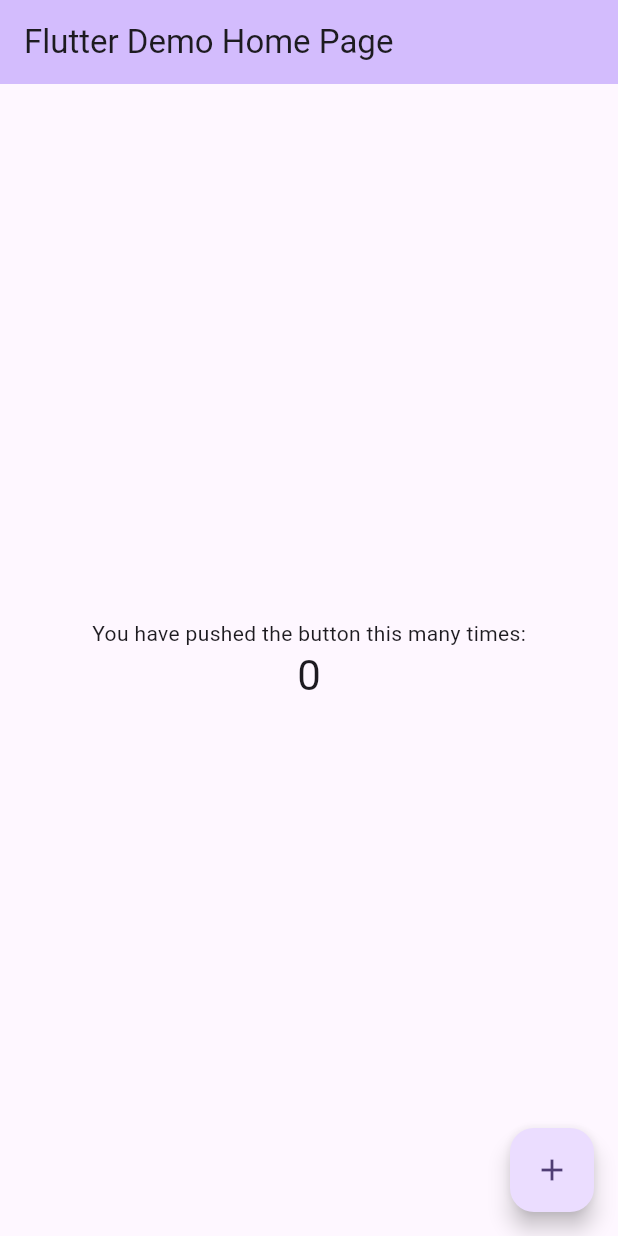
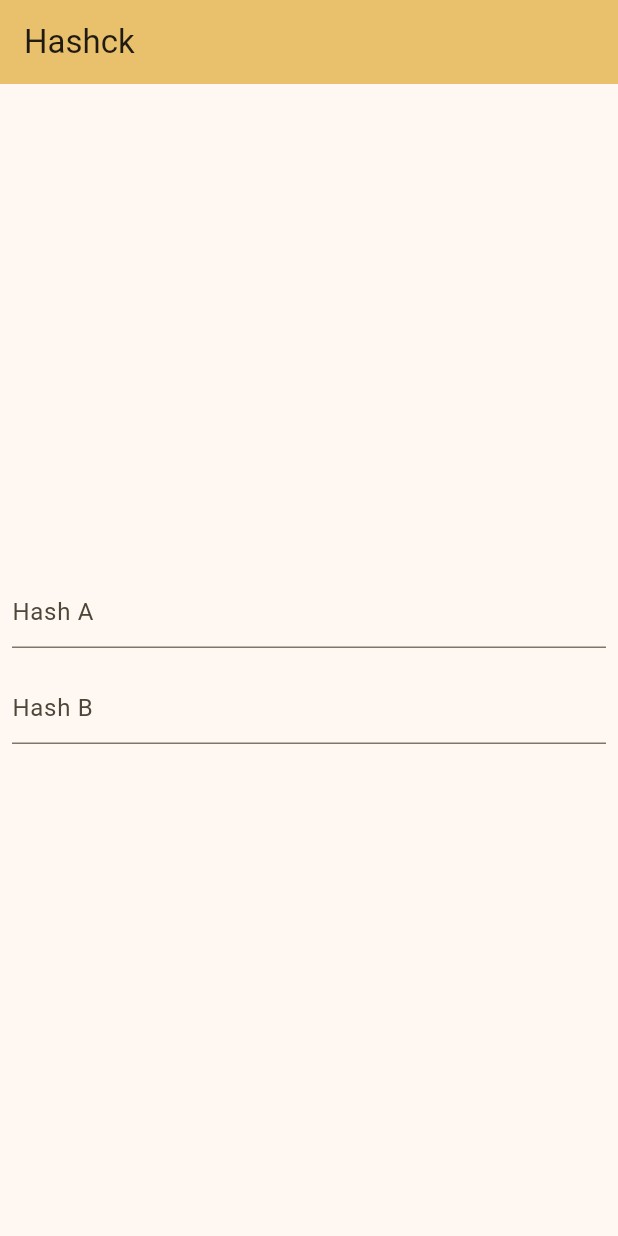
Before and after one commit to nanovad/hshck, a Flutter app: the screen it shows after launch, on a phone screen of 412 x 824 dp. Run offline on Flutter 3.47's test engine with Material 2 defaults, Android fonts, the phone set to English and light mode, and no system bars.

Commit message:
Brand as Hshck, add TextFields

```diff
--- a/lib/main.dart
+++ b/lib/main.dart
@@ -7,46 +7,21 @@
 class MyApp extends StatelessWidget {
   const MyApp({super.key});
 
-  // This widget is the root of your application.
   @override
   Widget build(BuildContext context) {
     return MaterialApp(
-      title: 'Flutter Demo',
+      title: 'Hshck',
       theme: ThemeData(
-        // This is the theme of your application.
-        //
-        // TRY THIS: Try running your application with "flutter run". You'll see
-        // the application has a blue toolbar. Then, without quitting the app,
-        // try changing the seedColor in the colorScheme below to Colors.green
-        // and then invoke "hot reload" (save your changes or press the "hot
-        // reload" button in a Flutter-supported IDE, or press "r" if you used
-        // the command line to start the app).
-        //
-        // Notice that the counter didn't reset back to zero; the application
-        // state is not lost during the reload. To reset the state, use hot
-        // restart instead.
-        //
-        // This works for code too, not just values: Most code changes can be
-        // tested with just a hot reload.
-        colorScheme: ColorScheme.fromSeed(seedColor: Colors.deepPurple),
+        colorScheme: ColorScheme.fromSeed(seedColor: Colors.amber),
         useMaterial3: true,
       ),
-      home: const MyHomePage(title: 'Flutter Demo Home Page'),
+      home: const MyHomePage(title: 'Hashck'),
     );
   }
 }
 
 class MyHomePage extends StatefulWidget {
   const MyHomePage({super.key, required this.title});
-
-  // This widget is the home page of your application. It is stateful, meaning
-  // that it has a State object (defined below) that contains fields that affect
-  // how it looks.
-
-  // This class is the configuration for the state. It holds the values (in this
-  // case the title) provided by the parent (in this case the App widget) and
-  // used by the build method of the State. Fields in a Widget subclass are
-  // always marked "final".
 
   final String title;
 
@@ -55,71 +30,33 @@
 }
 
 class _MyHomePageState extends State<MyHomePage> {
-  int _counter = 0;
-
-  void _incrementCounter() {
-    setState(() {
-      // This call to setState tells the Flutter framework that something has
-      // changed in this State, which causes it to rerun the build method below
-      // so that the display can reflect the updated values. If we changed
-      // _counter without calling setState(), then the build method would not be
-      // called again, and so nothing would appear to happen.
-      _counter++;
-    });
-  }
-
   @override
   Widget build(BuildContext context) {
-    // This method is rerun every time setState is called, for instance as done
-    // by the _incrementCounter method above.
-    //
-    // The Flutter framework has been optimized to make rerunning build methods
-    // fast, so that you can just rebuild anything that needs updating rather
-    // than having to individually change instances of widgets.
     return Scaffold(
         appBar: AppBar(
-        // TRY THIS: Try changing the color here to a specific color (to
-        // Colors.amber, perhaps?) and trigger a hot reload to see the AppBar
-        // change color while the other colors stay the same.
           backgroundColor: Theme.of(context).colorScheme.inversePrimary,
-        // Here we take the value from the MyHomePage object that was created by
-        // the App.build method, and use it to set our appbar title.
           title: Text(widget.title),
         ),
         body: Center(
-        // Center is a layout widget. It takes a single child and positions it
-        // in the middle of the parent.
-        child: Column(
-          // Column is also a layout widget. It takes a list of children and
-          // arranges them vertically. By default, it sizes itself to fit its
-          // children horizontally, and tries to be as tall as its parent.
-          //
-          // Column has various properties to control how it sizes itself and
-          // how it positions its children. Here we use mainAxisAlignment to
-          // center the children vertically; the main axis here is the vertical
-          // axis because Columns are vertical (the cross axis would be
-          // horizontal).
-          //
-          // TRY THIS: Invoke "debug painting" (choose the "Toggle Debug Paint"
-          // action in the IDE, or press "p" in the console), to see the
-          // wireframe for each widget.
+          child: ConstrainedBox(
+              constraints: const BoxConstraints(maxWidth: 800),
+            child: const Column(
                 mainAxisAlignment: MainAxisAlignment.center,
                 children: <Widget>[
-            const Text(
-              'You have pushed the button this many times:',
-            ),
-            Text(
-              '$_counter',
-              style: Theme.of(context).textTheme.headlineMedium,
-            ),
+                  Padding(
+                      padding: EdgeInsets.all(8.0),
+                      child: TextField(
+                        decoration: InputDecoration(hintText: "Hash A"),
+                        autocorrect: false,
+                      )),
+                  Padding(
+                      padding: EdgeInsets.all(8.0),
+                      child: TextField(
+                        decoration: InputDecoration(hintText: "Hash B"),
+                        autocorrect: false,
+                      ))
                 ],
-        ),
-      ),
-      floatingActionButton: FloatingActionButton(
-        onPressed: _incrementCounter,
-        tooltip: 'Increment',
-        child: const Icon(Icons.add),
-      ), // This trailing comma makes auto-formatting nicer for build methods.
-    );
+              )),
+        ));
   }
 }
--- a/pubspec.yaml
+++ b/pubspec.yaml
@@ -1,5 +1,5 @@
 name: hshck
-description: A new Flutter project.
+description: Hash comparison utility.
 # The following line prevents the package from being accidentally published to
 # pub.dev using `flutter pub publish`. This is preferred for private packages.
 publish_to: 'none' # Remove this line if you wish to publish to pub.dev
```
Lines whose indentation alone changed are shown as unchanged.
